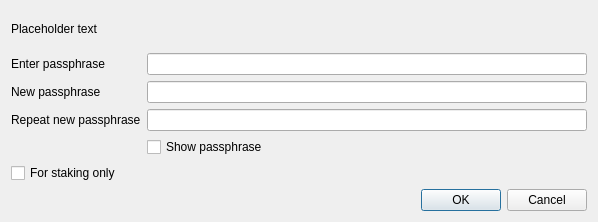
The window that src/qt/forms/askpassphrasedialog.ui (watsoncoders/Pavnetwork) describes before a commit, drawn with Qt 5.
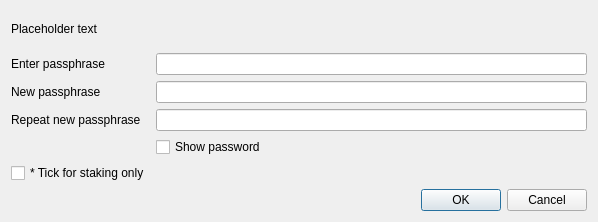
The same window after the commit.

Patch:
```diff
--- a/src/qt/forms/askpassphrasedialog.ui
+++ b/src/qt/forms/askpassphrasedialog.ui
@@ -95,7 +95,7 @@
      <item row="3" column="1">
       <widget class="QCheckBox" name="toggleShowPasswordButton">
        <property name="text">
-        <string>Show passphrase</string>
+        <string>Show password</string>
        </property>
       </widget>
      </item>
@@ -121,7 +121,7 @@
         <string>Serves to disable the trivial sendmoney when OS account compromised. Provides no real security.</string>
        </property>
        <property name="text">
-        <string>For staking only</string>
+        <string>* Tick for staking only</string>
        </property>
       </widget>
      </item>
```
Left out of the diff: 3 changed lines with no effect on the pictures.
